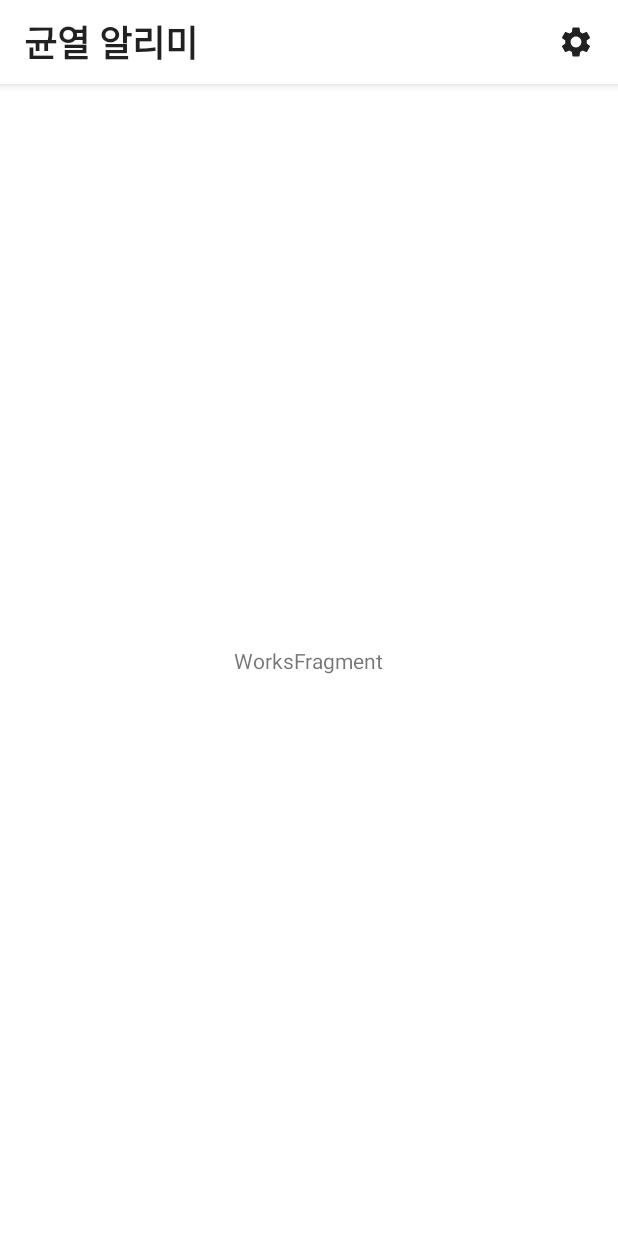
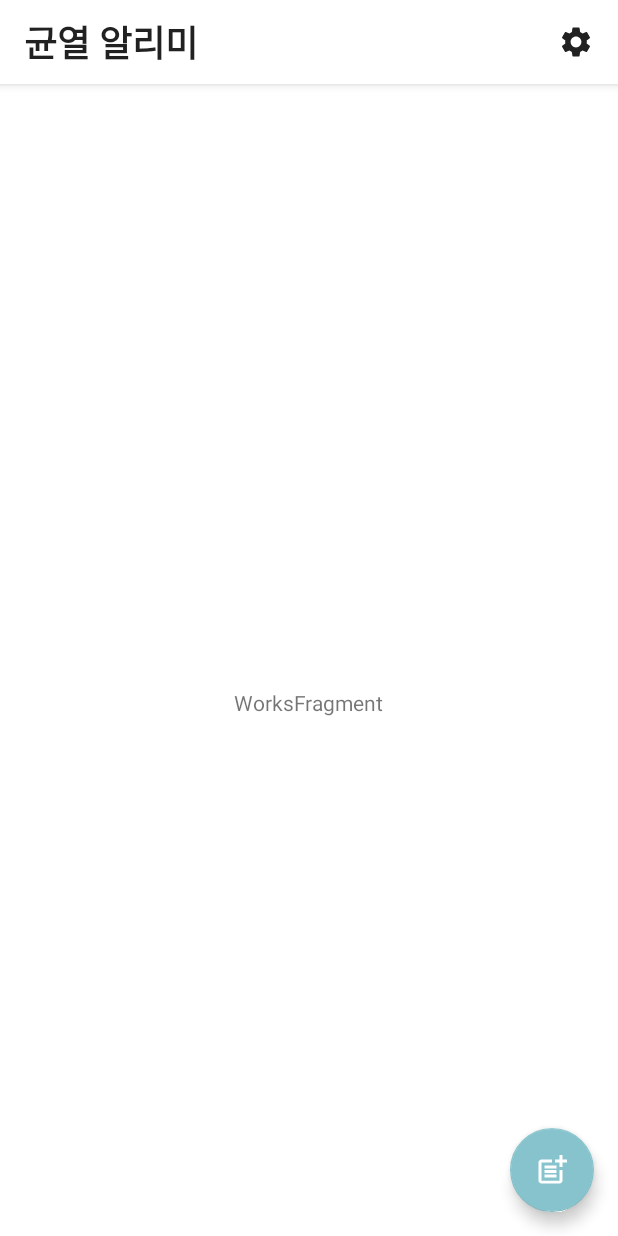
Before and after one commit to tentenacy/crack-notifier, an Android app: the fragment WorksFragment placed in its activity, on a phone screen of 412 x 824 dp. Run offline under Robolectric (Android 15) with nearby library versions, the phone set to English and light mode, and no system bars; our stand-ins replace Dagger/Hilt's generated code, data binding.

Commit message:
design(android): add fab to works fragment

```diff
--- a/android/app/src/main/java/com/tenutz/cracknotifier/ui/crack/CrackFragment.kt
+++ b/android/app/src/main/java/com/tenutz/cracknotifier/ui/crack/CrackFragment.kt
@@ -20,7 +20,6 @@ class CrackFragment: Fragment() {
     val binding: FragmentCrackBinding get() = _binding!!
 
     val viewModel: CrackViewModel by viewModels()
-
     val args: CrackFragmentArgs by navArgs()
 
     override fun onCreateView(
--- a/android/app/src/main/java/com/tenutz/cracknotifier/ui/root/cracks/CracksFragment.kt
+++ b/android/app/src/main/java/com/tenutz/cracknotifier/ui/root/cracks/CracksFragment.kt
@@ -6,6 +6,7 @@ import android.os.Bundle
 import android.view.LayoutInflater
 import android.view.View
 import android.view.ViewGroup
+import androidx.core.view.children
 import androidx.fragment.app.Fragment
 import androidx.fragment.app.viewModels
 import androidx.navigation.fragment.findNavController
@@ -13,6 +14,7 @@ import com.bumptech.glide.Glide
 import com.bumptech.glide.request.target.CustomTarget
 import com.bumptech.glide.request.transition.Transition
 import com.google.android.material.bottomsheet.BottomSheetDialog
+import com.google.android.material.floatingactionbutton.FloatingActionButton
 import com.orhanobut.logger.Logger
 import com.tenutz.cracknotifier.databinding.FragmentCracksBinding
 import com.tenutz.cracknotifier.ui.common.BottomSheetFilterDialogFragment
--- a/android/app/src/main/java/com/tenutz/cracknotifier/ui/root/works/WorksFragment.kt
+++ b/android/app/src/main/java/com/tenutz/cracknotifier/ui/root/works/WorksFragment.kt
@@ -9,6 +9,7 @@ import androidx.navigation.fragment.findNavController
 import com.tenutz.cracknotifier.databinding.FragmentWorksBinding
 import com.tenutz.cracknotifier.ui.root.RootFragment
 import com.tenutz.cracknotifier.ui.root.RootFragmentDirections
+import com.tenutz.cracknotifier.util.mainActivity
 import dagger.hilt.android.AndroidEntryPoint
 
 @AndroidEntryPoint
@@ -24,6 +25,8 @@ class WorksFragment: Fragment() {
     ): View? {
 
         _binding = FragmentWorksBinding.inflate(inflater, container, false)
+
+        mainActivity().setSupportActionBar(binding.toolbarWorks)
 
         return binding.root
     }
--- /dev/null
+++ b/android/app/src/main/res/drawable/ic_baseline_post_add.xml
@@ -0,0 +1,22 @@
+<vector xmlns:android="http://schemas.android.com/apk/res/android"
+    android:width="24dp"
+    android:height="24dp"
+    android:viewportWidth="24"
+    android:viewportHeight="24"
+    android:tint="?attr/colorControlNormal">
+  <path
+      android:fillColor="@android:color/white"
+      android:pathData="M17,19.22H5V7h7V5H5C3.9,5 3,5.9 3,7v12c0,1.1 0.9,2 2,2h12c1.1,0 2,-0.9 2,-2v-7h-2V19.22z"/>
+  <path
+      android:fillColor="@android:color/white"
+      android:pathData="M19,2h-2v3h-3c0.01,0.01 0,2 0,2h3v2.99c0.01,0.01 2,0 2,0V7h3V5h-3V2z"/>
+  <path
+      android:fillColor="@android:color/white"
+      android:pathData="M7,9h8v2h-8z"/>
+  <path
+      android:fillColor="@android:color/white"
+      android:pathData="M7,12l0,2l8,0l0,-2l-3,0z"/>
+  <path
+      android:fillColor="@android:color/white"
+      android:pathData="M7,15h8v2h-8z"/>
+</vector>
--- a/android/app/src/main/res/layout/fragment_crack.xml
+++ b/android/app/src/main/res/layout/fragment_crack.xml
@@ -315,7 +315,7 @@
                     android:layout_marginTop="4dp"
                     android:layout_marginHorizontal="16dp"
                     android:layout_marginBottom="24dp"
-                    android:text='@{"("+String.valueOf(crack.x)+", "+String.valueOf(crack.y)+")"}'
+                    android:text='@{"("+String.valueOf(crack.x)+"m, "+String.valueOf(crack.y)+"m)"}'
                     app:layout_constraintEnd_toEndOf="parent"
                     app:layout_constraintStart_toStartOf="parent"
                     app:layout_constraintTop_toBottomOf="@id/text_crack_label_xy"
--- a/android/app/src/main/res/layout/fragment_cracks.xml
+++ b/android/app/src/main/res/layout/fragment_cracks.xml
@@ -76,10 +76,10 @@
                 android:layout_width="0dp"
                 android:layout_height="wrap_content"
                 app:layoutManager="androidx.recyclerview.widget.LinearLayoutManager"
-                app:layout_constraintTop_toTopOf="parent"
                 app:layout_constraintEnd_toEndOf="parent"
                 app:layout_constraintHorizontal_bias="0.5"
-                app:layout_constraintStart_toStartOf="parent" />
+                app:layout_constraintStart_toStartOf="parent"
+                app:layout_constraintTop_toTopOf="parent" />
 
         </androidx.constraintlayout.widget.ConstraintLayout>
 
--- a/android/app/src/main/res/layout/fragment_works.xml
+++ b/android/app/src/main/res/layout/fragment_works.xml
@@ -16,7 +16,8 @@
             <androidx.appcompat.widget.Toolbar
                 android:id="@+id/toolbar_works"
                 android:layout_width="match_parent"
-                android:layout_height="wrap_content">
+                android:layout_height="wrap_content"
+                app:layout_scrollFlags="scroll|enterAlways">
 
                 <androidx.constraintlayout.widget.ConstraintLayout
                     android:id="@+id/constraint_works_container_toolbar"
@@ -70,5 +71,17 @@
 
         </androidx.constraintlayout.widget.ConstraintLayout>
 
+        <com.google.android.material.floatingactionbutton.FloatingActionButton
+            android:id="@+id/fab_cracks"
+            android:layout_width="wrap_content"
+            android:layout_height="wrap_content"
+            android:src="@drawable/ic_baseline_post_add"
+            android:layout_marginEnd="16dp"
+            android:layout_marginBottom="16dp"
+            app:rippleColor="@color/secondaryDarkColor"
+            app:layout_behavior=".util.view.ScrollFABBehavior"
+            app:layout_collapseMode="parallax"
+            android:layout_gravity="end|bottom" />
+
     </androidx.coordinatorlayout.widget.CoordinatorLayout>
 </layout>
```
Also changed, not shown: android/app/src/main/java/com/tenutz/cracknotifier/util/view/ScrollFABBehavior.kt (added, +66 -0 lines), android/app/src/main/res/drawable/ic_baseline_arrow_forward_ios.xml (added, +11 -0 lines), android/app/src/main/res/layout/fragment_settings.xml (+111 -12 lines).
